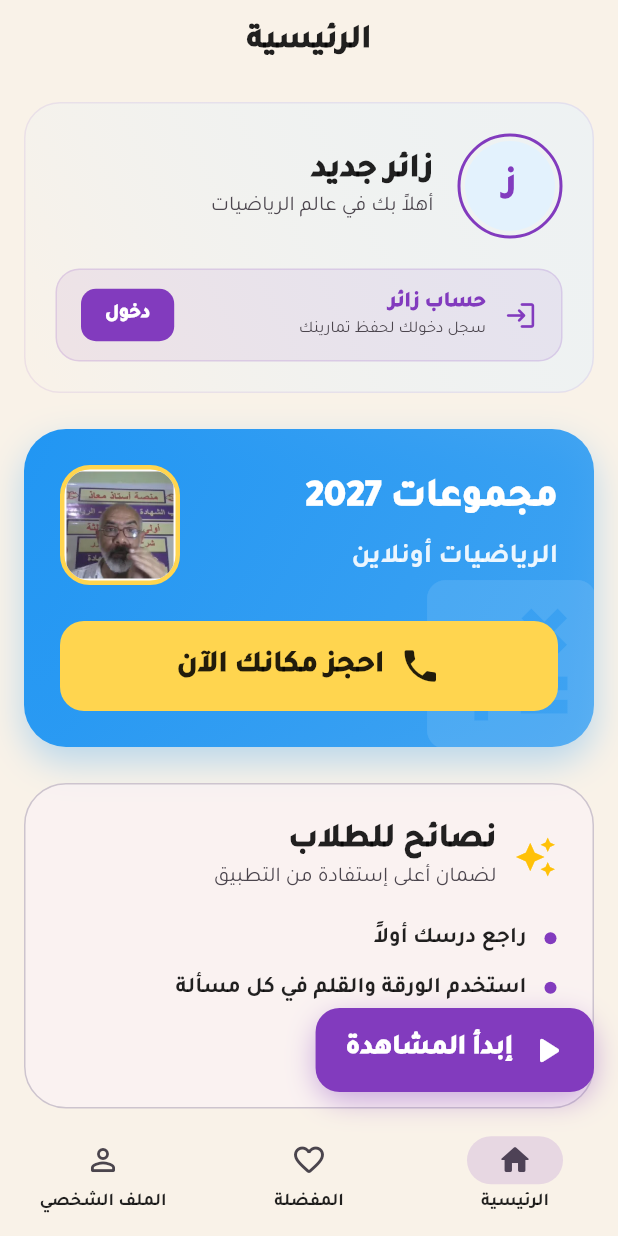
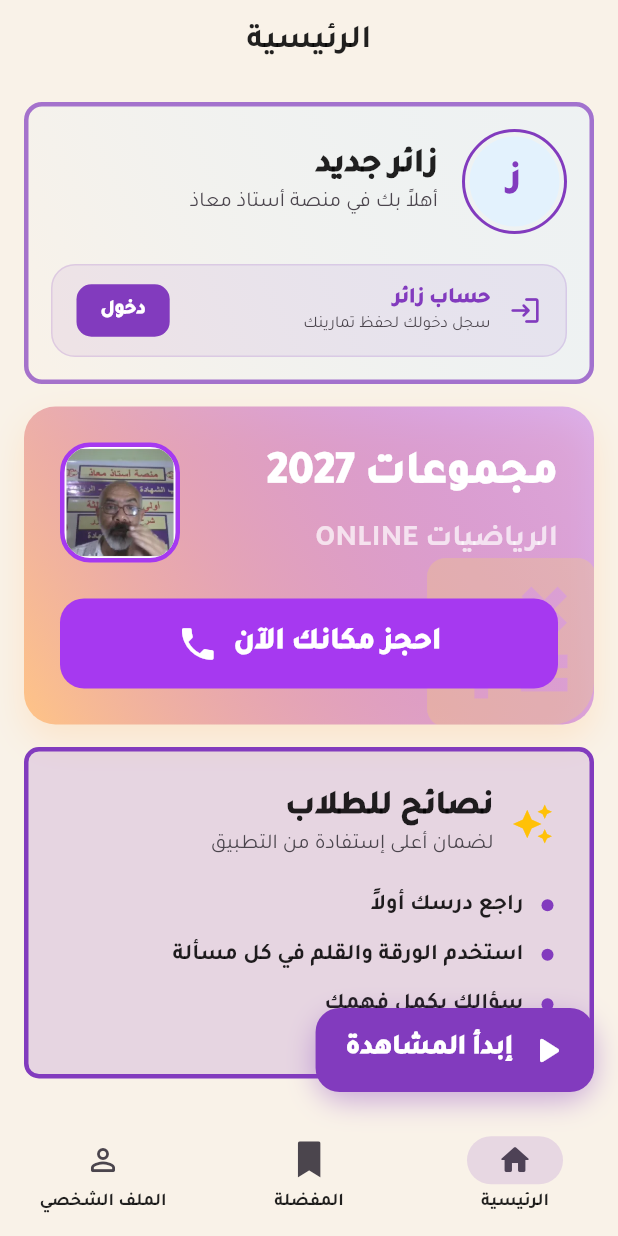
Before and after one commit to abdelnasir1/theapp, a Flutter app: the screen it shows after launch, on a phone screen of 412 x 824 dp. Run offline on Flutter 3.47's test engine with Material 3 defaults, Android fonts, the phone set to English and light mode, and no system bars; our stand-ins replace audioplayers, google_sign_in, image_picker, shared_preferences, supabase_flutter, video_player; accounts and stored records are empty.

Commit message:
final touches

```diff
--- a/lib/screens/home_screen.dart
+++ b/lib/screens/home_screen.dart
@@ -54,8 +54,7 @@ class _HomeScreenState extends State<HomeScreen> {
                   ? 'المفضلة'
                   : 'الملف الشخصي',
           style: theme.textTheme.titleLarge?.copyWith(
-            fontWeight: FontWeight.w900,
-            letterSpacing: 0.8,
+            fontWeight: FontWeight.w800,
           ),
         ),
         centerTitle: true,
@@ -75,8 +74,11 @@ class _HomeScreenState extends State<HomeScreen> {
             label: 'الرئيسية',
           ),
           NavigationDestination(
-            icon: Icon(Icons.favorite_border_rounded),
-            selectedIcon: Icon(Icons.favorite_rounded),
+            icon: Icon(
+              IconData(0xf333, fontFamily: 'MyFlutterApp'),
+            ),
+            selectedIcon: Icon(
+              IconData(0xf333, fontFamily: 'MyFlutterApp') ),
             label: 'المفضلة',
           ),
           NavigationDestination(
@@ -144,7 +146,7 @@ class _HomeScreenState extends State<HomeScreen> {
               // Welcome Header
               Container(
                 width: double.infinity,
-                padding: const EdgeInsets.all(20),
+                padding: const EdgeInsets.all(15),
                 decoration: BoxDecoration(
                   gradient: LinearGradient(
                     colors: [
@@ -154,9 +156,10 @@ class _HomeScreenState extends State<HomeScreen> {
                     begin: Alignment.topRight,
                     end: Alignment.bottomLeft,
                   ),
-                  borderRadius: BorderRadius.circular(24),
+                  borderRadius: BorderRadius.circular(12),
                   border: Border.all(
-                      color: colorScheme.primary.withValues(alpha: 0.1)),
+                      width: 3,
+                      color: colorScheme.primary.withValues(alpha: 0.7)),
                 ),
                 child: Column(
                   children: [
@@ -198,7 +201,7 @@ class _HomeScreenState extends State<HomeScreen> {
                               ),
                               Text(
                                 authProvider.user == null
-                                    ? 'أهلاً بك في عالم الرياضيات'
+                                    ? 'أهلاً بك في منصة أستاذ معاذ'
                                     : 'مستعد لدرس اليوم؟',
                                 style: theme.textTheme.bodyMedium?.copyWith(
                                   color: colorScheme.onSurfaceVariant,
@@ -242,12 +245,12 @@ class _HomeScreenState extends State<HomeScreen> {
                   ],
                 ),
               ),
-              const SizedBox(height: 24),
+              const SizedBox(height: 15),
 
               // Promo Card (Now Second)
               const PromoAdCard(),
 
-              const SizedBox(height: 24),
+              const SizedBox(height: 15),
 
               // Tips Card (Now Third)
               SoftInfoCard(
@@ -356,7 +359,7 @@ class _HomeScreenState extends State<HomeScreen> {
                       shape: BoxShape.circle,
                     ),
                     child: Icon(
-                      Icons.favorite_border_rounded,
+                      IconData(0xf333, fontFamily: 'MyFlutterApp'),
                       size: 60,
                       color:
                           colorScheme.onSurfaceVariant.withValues(alpha: 0.4),
@@ -681,9 +684,12 @@ class SoftInfoCard extends StatelessWidget {
       child: Container(
         padding: const EdgeInsets.all(24),
         decoration: BoxDecoration(
-          borderRadius: BorderRadius.circular(28),
-          color: colorScheme.surfaceContainerLow.withValues(alpha: 0.5),
-          border: Border.all(color: colorScheme.outlineVariant),
+          borderRadius: BorderRadius.circular(10),
+          color: colorScheme.primary.withAlpha(40),
+          border: Border.all(
+              width: 3,
+              color: colorScheme.primary
+          ),
         ),
         child: Column(
           crossAxisAlignment: CrossAxisAlignment.start,
@@ -742,19 +748,18 @@ class PromoAdCard extends StatelessWidget {
     final theme = Theme.of(context);
     final isDark = theme.brightness == Brightness.dark;
 
-    final blue = const Color(0xFF2196F3);
-    final yellow = const Color(0xFFFFD54F);
-    final red = const Color(0xFFE57373);
+    final blue = const Color(0xFFFFC486);
+    final yellow = const Color(0xFFA639F0);
 
     return Directionality(
       textDirection: TextDirection.rtl,
       child: Container(
         decoration: BoxDecoration(
-          borderRadius: BorderRadius.circular(28),
+          borderRadius: BorderRadius.circular(21),
           gradient: LinearGradient(
-            colors: [blue, blue.withValues(alpha: 0.8)],
-            begin: Alignment.topLeft,
-            end: Alignment.bottomRight,
+            colors: [yellow.withAlpha(90), blue],
+            begin: Alignment.topRight,
+            end: Alignment.bottomLeft,
           ),
           boxShadow: [
             BoxShadow(
@@ -772,7 +777,7 @@ class PromoAdCard extends StatelessWidget {
                 right: -20,
                 bottom: -20,
                 child: Icon(Icons.calculate,
-                    size: 150, color: Colors.white.withValues(alpha: 0.1)),
+                    size: 150, color: Colors.yellow.withValues(alpha: 0.2)),
               ),
               Padding(
                 padding: const EdgeInsets.all(24),
@@ -784,19 +789,19 @@ class PromoAdCard extends StatelessWidget {
                           child: Column(
                             crossAxisAlignment: CrossAxisAlignment.start,
                             children: [
-                              const Text(
+                              Text(
                                 'مجموعات 2027',
                                 style: TextStyle(
-                                    color: Colors.white,
-                                    fontSize: 26,
+                                    color:Colors.white,
+                                    fontSize: 30,
                                     fontWeight: FontWeight.w900),
                               ),
                               const SizedBox(height: 8),
                               Text(
-                                'الرياضيات أونلاين',
+                                'الرياضيات ONLINE',
                                 style: TextStyle(
-                                    color: Colors.white.withValues(alpha: 0.9),
-                                    fontSize: 18,
+                                    color:Colors.white70,
+                                    fontSize: 20,
                                     fontWeight: FontWeight.w700),
                               ),
                             ],
@@ -832,14 +837,20 @@ class PromoAdCard extends StatelessWidget {
                               borderRadius: BorderRadius.circular(16)),
                           elevation: 0,
                         ),
-                        child: const Row(
+                        child: Row(
                           mainAxisAlignment: MainAxisAlignment.center,
                           children: [
-                            Icon(Icons.phone, size: 28),
-                            SizedBox(width: 10),
                             Text('احجز مكانك الآن',
                                 style: TextStyle(
-                                    fontSize: 20, fontWeight: FontWeight.w900)),
+                                    fontSize: 20,
+                                    fontWeight: FontWeight.w900,
+                                    color: ThemeData.light().colorScheme.onPrimary
+                                )),
+                            SizedBox(width: 10),
+                            Icon(Icons.phone, size: 28,
+                              color: Colors.white,
+
+                            ),
                           ],
                         ),
                       ),
--- a/lib/screens/level_three_screen.dart
+++ b/lib/screens/level_three_screen.dart
@@ -69,7 +69,7 @@ class _LevelThreeScreenState extends State<LevelThreeScreen> {
                 }
 
                 return ListView.builder(
-                  padding: const EdgeInsets.symmetric(horizontal: 24),
+                  padding: const EdgeInsets.fromLTRB(24, 0, 24, 80), // Added bottom padding
                   itemCount: categories.length,
                   itemBuilder: (context, index) {
                     final category = categories[index];
--- a/lib/screens/level_two_screen.dart
+++ b/lib/screens/level_two_screen.dart
@@ -70,7 +70,7 @@ class _LevelTwoScreenState extends State<LevelTwoScreen> {
                 }
 
                 return ListView.builder(
-                  padding: const EdgeInsets.symmetric(horizontal: 24),
+                  padding: const EdgeInsets.fromLTRB(24, 0, 24, 80), // Added bottom padding
                   itemCount: categories.length,
                   itemBuilder: (context, index) {
                     final category = categories[index];
```
Also changed, not shown: pubspec.yaml (+6 -4 lines), assets/fonts/MyFlutterApp.ttf (added), assets/fonts/tajawal/Tajawal-Bold.ttf (renamed from assets/tajawal/Tajawal-Bold.ttf), assets/fonts/tajawal/Tajawal-Light.ttf (renamed from assets/tajawal/Tajawal-Light.ttf), assets/fonts/tajawal/Tajawal-Regular.ttf (renamed from assets/tajawal/Tajawal-Regular.ttf).
